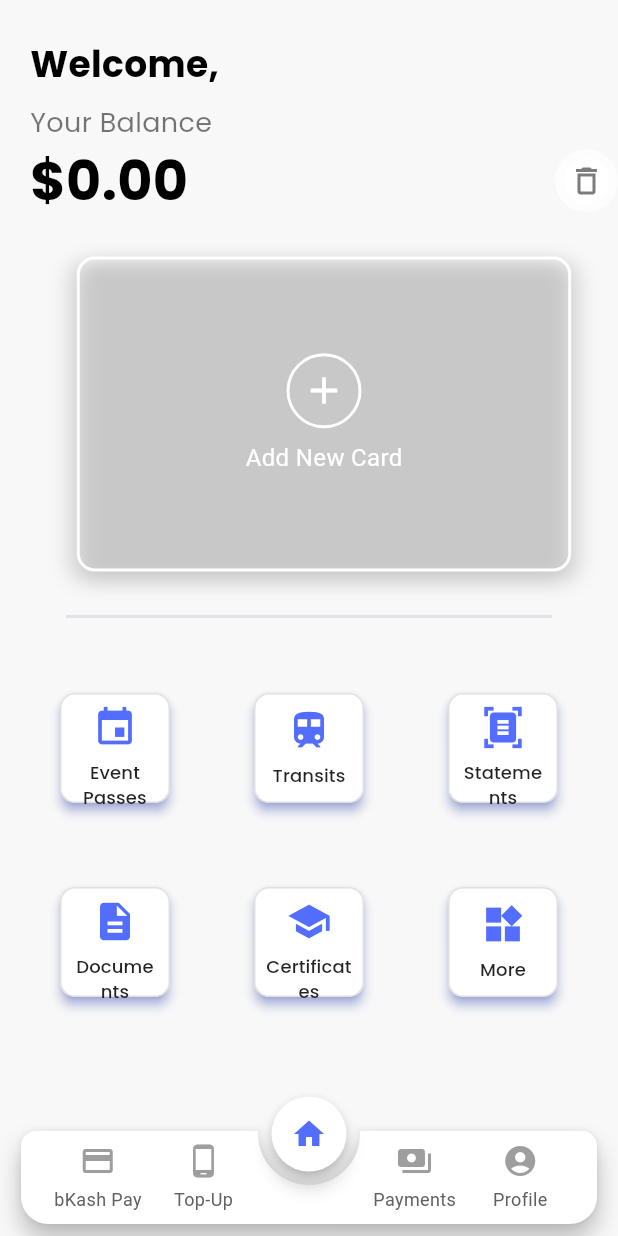
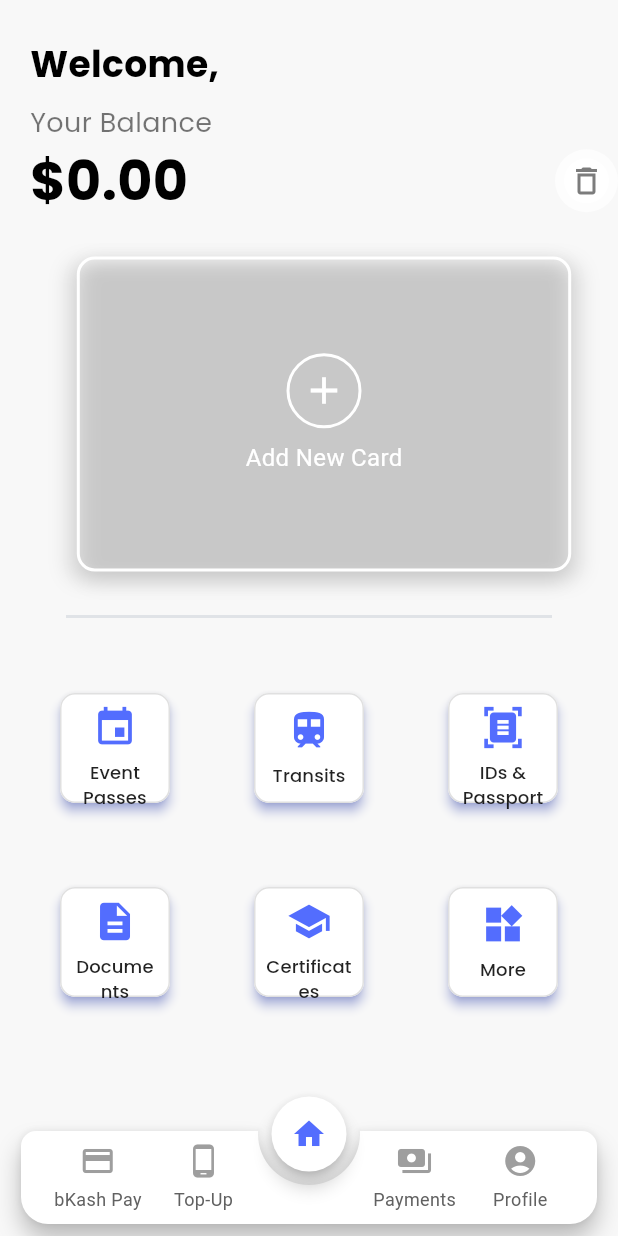
Before and after one commit to iam-ajmunna/MyPocket--A-Unified-Digital-Wallet, a Flutter app: the WalletScreen screen opened directly, on a phone screen of 412 x 824 dp. Run offline on Flutter 3.47's test engine with Material 3 defaults, Android fonts, the phone set to English and light mode, and no system bars; drawn by our look-alikes of animated_notch_bottom_bar; our stand-ins replace camera, carousel_slider, cloud_firestore, firebase_auth, firebase_core, flutter_secure_storage and 7 more; missing offline and left inert: flutter_facebook_auth, googleapis; accounts and stored records are empty.

Commit message:
Fixed Home Screen

```diff
--- a/application files/lib/Home/WalletScreen.dart
+++ b/application files/lib/Home/WalletScreen.dart
@@ -4,6 +4,7 @@ import 'package:flutter/material.dart';
 import 'package:google_fonts/google_fonts.dart';
 import 'package:mypocket/Certificates/CertificatesScreen.dart';
 import 'package:mypocket/Documents/document_manager.dart';
+import 'package:mypocket/Documents/document_selection_page.dart';
 import 'package:mypocket/Passes/event_ticket.dart';
 import 'package:mypocket/Passes/passes_list_screen.dart';
 import 'package:mypocket/Transit/transit_list_screen.dart';
@@ -1071,10 +1072,10 @@ Widget buildButtonGrid(BuildContext context) {
         );
       }),
       buildBodyButton(context,
-          icon: Icons.document_scanner, title: 'Statements', onPressed: () {
+          icon: Icons.document_scanner, title: 'IDs & Passport', onPressed: () {
         Navigator.of(context).pushReplacement(
           MaterialPageRoute(
-                builder: (context) => PassesListScreen(),
+            builder: (context) => DocumentSelectionPage(),
           ),
         );
       }),
```
Also changed, not shown: 1 other file. Lines whose indentation alone changed are shown as unchanged.
